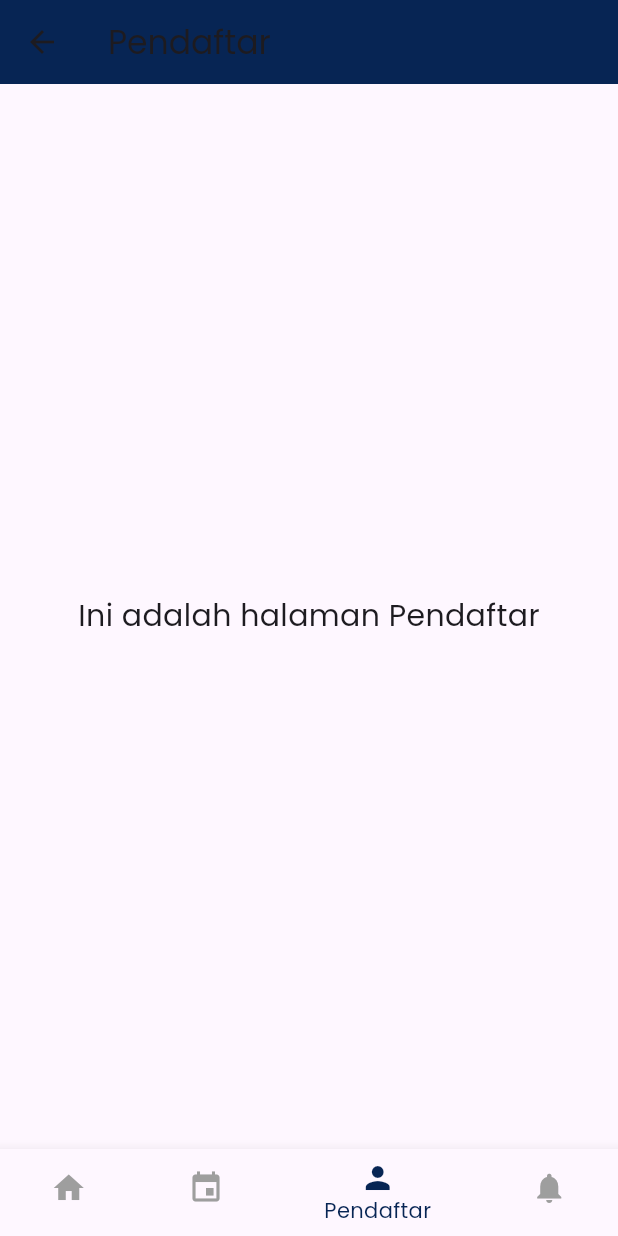
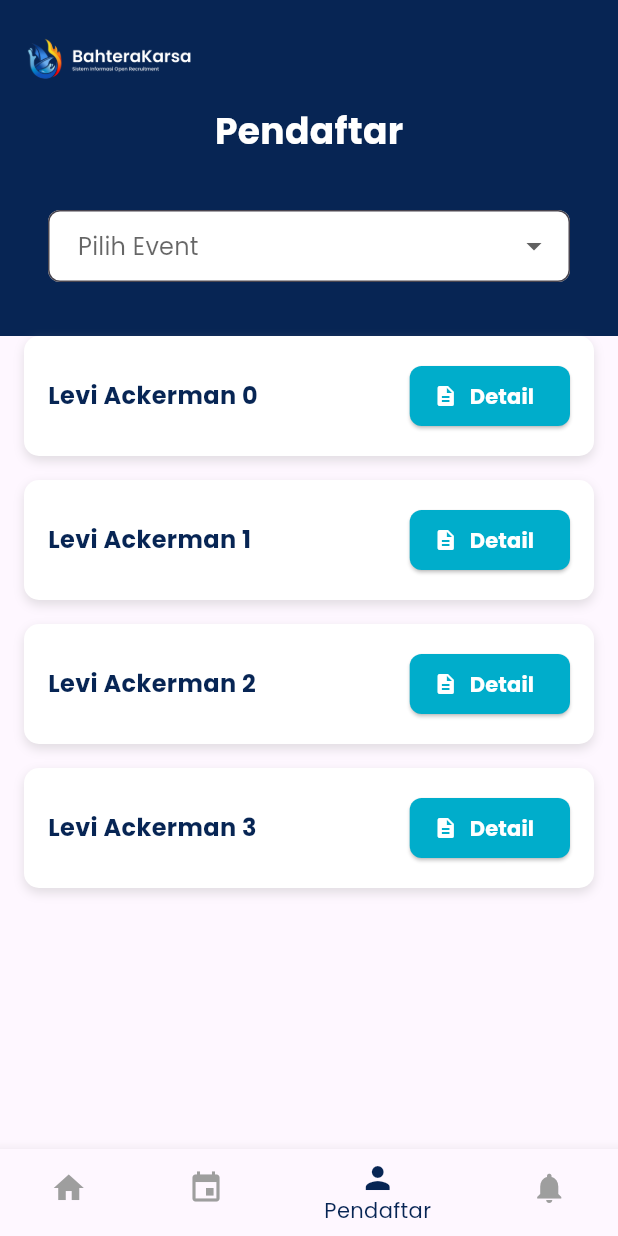
Before and after one commit to akzuha/sirek-mobile, a Flutter app: the PendaftarPage screen opened by its route, on a phone screen of 412 x 824 dp. Run offline on Flutter 3.47's test engine with Material 3 defaults, Android fonts, the phone set to English and light mode, and no system bars; our stand-ins replace file_picker, shared_preferences; accounts and stored records are empty.

Commit message:
halaman pendaftar admin

```diff
--- a/lib/admin/detail_event_page.dart
+++ b/lib/admin/detail_event_page.dart
@@ -1,5 +1,5 @@
 import 'package:flutter/material.dart';
-import 'edit_event_page.dart'; // Pastikan halaman EditEventPage diimpor
+import 'edit_event_page.dart';
 import 'package:sirek/widgets/admin_bottom_nav.dart';
 
 class DetailEventPage extends StatelessWidget {
--- a/lib/admin/pendaftar_page.dart
+++ b/lib/admin/pendaftar_page.dart
@@ -1,5 +1,6 @@
 import 'package:flutter/material.dart';
 import 'package:sirek/widgets/admin_bottom_nav.dart';
+import 'detail_pendaftar_page.dart';
 
 class PendaftarPage extends StatelessWidget {
   const PendaftarPage({super.key});
@@ -7,18 +8,162 @@ class PendaftarPage extends StatelessWidget {
   @override
   Widget build(BuildContext context) {
     return Scaffold(
-      appBar: AppBar(
-        elevation: 0,
-        backgroundColor: const Color(0xFF072554),
-        title: const Text("Pendaftar"),
-      ),
-      body: Center(
-        child: const Text(
-          "Ini adalah halaman Pendaftar",
-          style: TextStyle(fontSize: 20),
-        ),
+      body: Column(
+        children: [
+          // Header dengan logo, judul, dan background biru
+          Container(
+            color: const Color(0xFF072554),
+            padding: const EdgeInsets.symmetric(horizontal: 16, vertical: 20),
+            child: Column(
+              crossAxisAlignment: CrossAxisAlignment.start,
+              children: [
+                // Logo
+                Row(
+                  children: [
+                    Image.asset(
+                      'images/iconsirek.png', // Logo di kiri
+                      height: 40,
+                    ),
+                  ],
+                ),
+                const SizedBox(height: 10),
+
+                // Judul
+                const Center(
+                  child: Text(
+                    "Pendaftar",
+                    style: TextStyle(
+                      color: Colors.white,
+                      fontSize: 24,
+                      fontWeight: FontWeight.bold,
+                    ),
+                  ),
+                ),
+                const SizedBox(height: 20),
+
+                // Dropdown pilih event
+                Container(
+                  color: const Color(0xFF072554),
+                  padding: const EdgeInsets.all(16),
+                  child: DropdownButtonFormField<String>(
+                    decoration: InputDecoration(
+                      filled: true,
+                      fillColor: Colors.white,
+                      contentPadding:
+                          const EdgeInsets.symmetric(horizontal: 16),
+                      border: OutlineInputBorder(
+                        borderRadius: BorderRadius.circular(8),
+                      ),
+                    ),
+                    items: const [
+                      DropdownMenuItem(
+                        value: "Soedirman Student Summit",
+                        child: Text("Soedirman Student Summit"),
+                      ),
+                      DropdownMenuItem(
+                        value: "Desa Cita",
+                        child: Text("Desa Cita"),
+                      ),
+                      DropdownMenuItem(
+                        value: "Panggil Sedulur",
+                        child: Text("Panggil Sedulur"),
+                      ),
+                    ],
+                    onChanged: (value) {
+                      // Logika saat memilih event
+                    },
+                    hint: const Text("Pilih Event"),
+                  ),
+                ),
+              ],
+            ),
+          ),
+
+          // ListView
+          Expanded(
+            child: ListView.builder(
+              padding: const EdgeInsets.symmetric(horizontal: 16),
+              itemCount: 4, // Jumlah pendaftar
+              itemBuilder: (context, index) {
+                return _pendaftarCard(
+                  context,
+                  pendaftarName: "Levi Ackerman $index",
+                );
+              },
+            ),
+          ),
+        ],
       ),
       bottomNavigationBar: const AdminBottomNavBar(currentIndex: 2),
     );
   }
+
+  // Widget untuk Pendaftar Card
+  Widget _pendaftarCard(BuildContext context, {required String pendaftarName}) {
+    return Container(
+      margin: const EdgeInsets.only(bottom: 16),
+      padding: const EdgeInsets.all(16),
+      decoration: BoxDecoration(
+        color: Colors.white,
+        borderRadius: BorderRadius.circular(10),
+        boxShadow: [
+          BoxShadow(
+            color: Colors.grey.withOpacity(0.3),
+            blurRadius: 5,
+            offset: const Offset(0, 3),
+          ),
+        ],
+      ),
+      child: Row(
+        mainAxisAlignment: MainAxisAlignment.spaceBetween,
+        children: [
+          // Nama Pendaftar
+          Expanded(
+            child: Text(
+              pendaftarName,
+              style: const TextStyle(
+                fontSize: 16,
+                fontWeight: FontWeight.bold,
+                color: Color(0xFF072554),
+              ),
+            ),
+          ),
+          const SizedBox(width: 16),
+
+          // Tombol Detail
+          ElevatedButton.icon(
+            onPressed: () {
+              Navigator.push(
+                context,
+                MaterialPageRoute(
+                  builder: (context) => DetailPendaftarPage(
+                    pendaftarName:
+                        pendaftarName, // Pastikan data yang dikirim sesuai
+                  ),
+                ),
+              );
+            },
+            icon: const Icon(
+              Icons.description,
+              size: 16,
+              color: Colors.white, // Ikon berwarna putih
+            ),
+            label: const Text(
+              "Detail",
+              style: TextStyle(
+                color: Colors.white, // Teks berwarna putih
+                fontWeight: FontWeight.bold,
+              ),
+            ),
+            style: ElevatedButton.styleFrom(
+              backgroundColor: const Color(0xFF00ADCB), // Warna biru
+              shape: RoundedRectangleBorder(
+                borderRadius: BorderRadius.circular(8),
+              ),
+            ),
+          ),
+        ],
+      ),
+    );
+  }
 }
```
Also changed, not shown: lib/admin/detail_pendaftar_page.dart (added, +261 -0 lines), lib/admin/edit_pendaftar_page.dart (added, +250 -0 lines).
